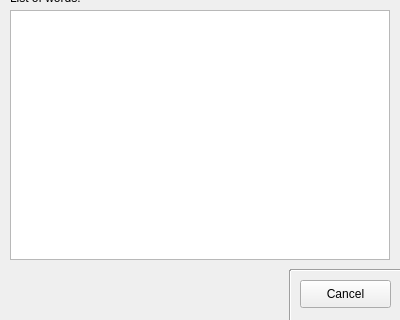
Antek-N/SpeechScan, file views/file_window.ui: the form before one commit; both pictures show x 0 to 400 and y 180 to 500 of the 400 by 500 pixel window.
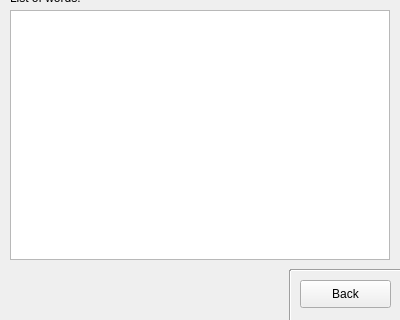
The form after the commit.

Commit message: Change cancel_button to back_button

```diff
--- a/views/file_window.ui
+++ b/views/file_window.ui
@@ -97,7 +97,7 @@
     </rect>
    </property>
    <property name="text">
-    <string>Cancel</string>
+    <string>Back</string>
    </property>
   </widget>
   <widget class="Line" name="line_3">
```
Left out of the diff: 4 changed lines with no effect on the pictures. The commit also changes 3 other files.
